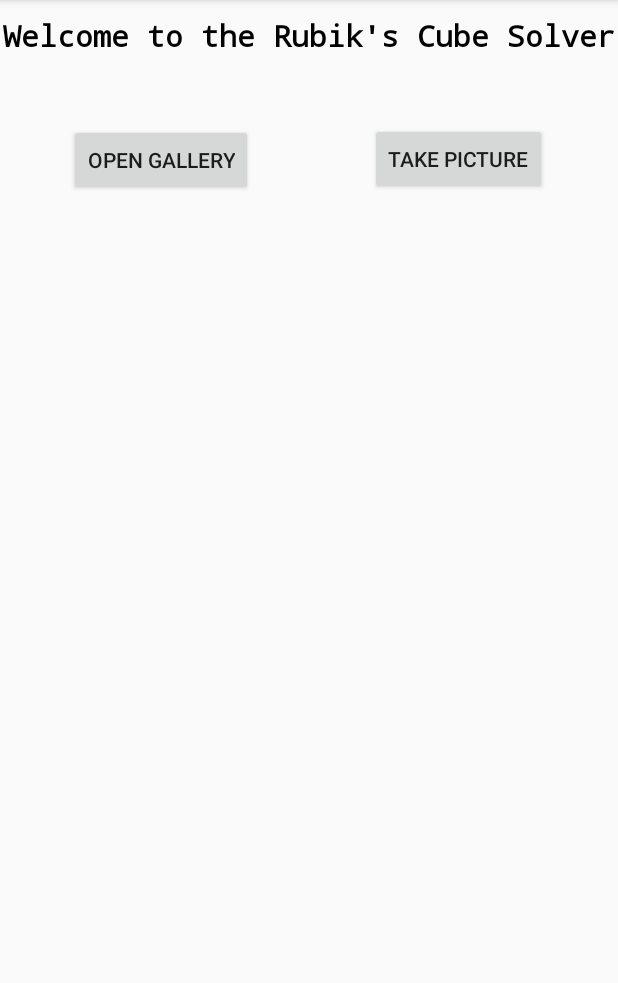
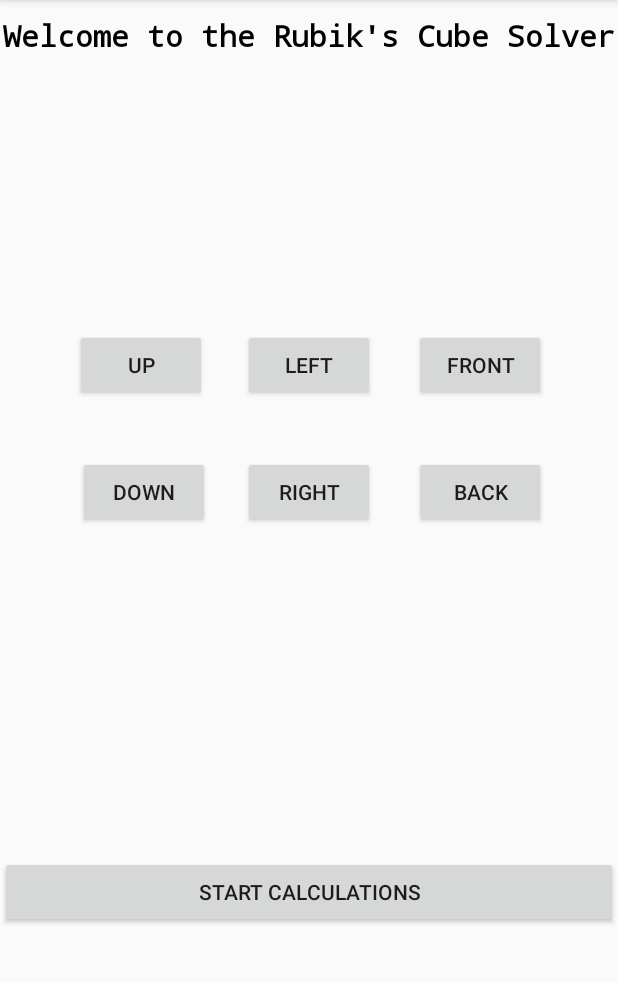
Before and after one commit to VisshaalS/RubixCube, an Android app: the screen it shows after launch (MainActivity), on a phone screen of 412 x 824 dp, the part 84-1067 px from its top. Run offline under Robolectric (Android 15) with nearby library versions, the phone set to English and light mode, and no system bars.

Commit message:
Added code and changed interface to make it 7 buttons instead of two. Also added code to make sure that each button functions and opens the gallery. Each URI is saved at the respective position of the image in the array.

```diff
--- a/app/src/main/java/com/example/solverino/MainActivity.java
+++ b/app/src/main/java/com/example/solverino/MainActivity.java
@@ -16,59 +16,150 @@ import android.widget.Toast;
 
 import java.io.File;
 import java.io.IOException;
+import java.sql.Array;
 import java.text.SimpleDateFormat;
 import java.util.Date;
 
 public class MainActivity extends AppCompatActivity implements View.OnClickListener {
-    Button bPic;
-    Button openGal;
-    ImageView imageResult;
+    Button start;
+    Button up;
+    Button down;
+    Button left;
+    Button right;
+    Button front;
+    Button back;
+
 
     // Variables used for picking an image from gallery
     public static final int PICK_IMAGE = 1;
-    private ImageView imageView;
+    private Uri[] uriArray = new Uri[6];
+
 
     @Override
     protected void onCreate(Bundle savedInstanceState) {
         super.onCreate(savedInstanceState);
         setContentView(R.layout.activity_main);
 
-        // init button to open the camera
-        bPic = findViewById(R.id.bPic);
-        bPic.setOnClickListener(this);
+        // init the button which will start the calculations
+        start = findViewById(R.id.start);
+        start.setOnClickListener(this);
 
-        imageResult = findViewById(R.id.imageResult);
+        // init button to select "up" image
+        up = findViewById(R.id.up);
+        up.setOnClickListener(this);
 
-        // init the button to open the gallery
-        openGal = findViewById(R.id.openGal);
-        openGal.setOnClickListener(this);
+        // init button to select "down" image
+        down = findViewById(R.id.down);
+        down.setOnClickListener(this);
 
+        // init button to select "left" image
+        left = findViewById(R.id.left);
+        left.setOnClickListener(this);
+
+        // init button to select "right" image
+        right = findViewById(R.id.right);
+        right.setOnClickListener(this);
+
+        // init button to select "front" image
+        front = findViewById(R.id.front);
+        front.setOnClickListener(this);
+
+        // init button to select "back" image
+        back = findViewById(R.id.back);
+        back.setOnClickListener(this);
     }
 
     @Override
     public void onClick(View v) {
         switch (v.getId()){
 
-            case R.id.bPic:
-                Toast.makeText(this, "You thought.", Toast.LENGTH_SHORT).show();
+            case R.id.start:
+
                 break;
 
-            case R.id.openGal:
+            case R.id.up:
                 Intent intent = new Intent();
                 intent.setType("image/*");
                 intent.setAction(Intent.ACTION_GET_CONTENT);
-                imageView = findViewById(R.id.imageResult);
                 startActivityForResult(intent, PICK_IMAGE);
                 break;
+            case R.id.down:
+                Intent intent1 = new Intent();
+                intent1.setType("image/*");
+                intent1.setAction(Intent.ACTION_GET_CONTENT);
+                startActivityForResult(intent1, PICK_IMAGE);
+                break;
+            case R.id.left:
+                Intent intent2 = new Intent();
+                intent2.setType("image/*");
+                intent2.setAction(Intent.ACTION_GET_CONTENT);
+                startActivityForResult(intent2, PICK_IMAGE);
+                break;
+            case R.id.right:
+                Intent intent3 = new Intent();
+                intent3.setType("image/*");
+                intent3.setAction(Intent.ACTION_GET_CONTENT);
+                startActivityForResult(intent3, PICK_IMAGE);
+                break;
+            case R.id.front:
+                Intent intent4 = new Intent();
+                intent4.setType("image/*");
+                intent4.setAction(Intent.ACTION_GET_CONTENT);
+                startActivityForResult(intent4, PICK_IMAGE);
+                break;
+            case R.id.back:
+                Intent intent5 = new Intent();
+                intent5.setType("image/*");
+                intent5.setAction(Intent.ACTION_GET_CONTENT);
+                startActivityForResult(intent5, PICK_IMAGE);
+                break;
+
         }
     }
 
     @Override
     public void onActivityResult(int requestCode, int resultCode, Intent data){
         super.onActivityResult(requestCode, resultCode, data);
-        if (requestCode == PICK_IMAGE){
-            Uri imageUri = data.getData();
-            imageView.setImageURI(imageUri);
+
+        switch (requestCode){
+
+            case 0:
+                if (requestCode == PICK_IMAGE){
+                    Uri imageUri = data.getData();
+                    uriArray[0] = imageUri;
+                }
+                break;
+            case 1:
+                if (requestCode == PICK_IMAGE){
+                    Uri imageUri = data.getData();
+                    uriArray[1] = imageUri;
+                }
+                break;
+            case 2:
+                if (requestCode == PICK_IMAGE){
+                    Uri imageUri = data.getData();
+                    uriArray[2] = imageUri;
+                }
+                break;
+            case 3:
+                if (requestCode == PICK_IMAGE){
+                    Uri imageUri = data.getData();
+                    uriArray[3] = imageUri;
+                }
+                break;
+            case 4:
+                if (requestCode == PICK_IMAGE){
+                    Uri imageUri = data.getData();
+                    uriArray[4] = imageUri;
+                }
+                break;
+            case 5:
+                if (requestCode == PICK_IMAGE){
+                    Uri imageUri = data.getData();
+                    uriArray[5] = imageUri;
+                }
+                break;
+
         }
     }
 
--- a/app/src/main/res/layout/activity_main.xml
+++ b/app/src/main/res/layout/activity_main.xml
@@ -34,34 +34,68 @@
             app:layout_constraintTop_toTopOf="parent" />
 
         <Button
-            android:id="@+id/bPic"
+            android:id="@+id/start"
+            android:layout_width="match_parent"
+            android:layout_height="wrap_content"
+            android:layout_alignParentStart="true"
+            android:layout_alignParentBottom="true"
+            android:layout_marginBottom="149dp"
+            android:text="@string/start" />
+
+        <Button
+            android:id="@+id/up"
             android:layout_width="wrap_content"
             android:layout_height="wrap_content"
+            android:layout_alignParentStart="true"
             android:layout_alignParentTop="true"
-            android:layout_alignParentEnd="true"
-            android:layout_marginTop="82dp"
-            android:layout_marginEnd="47dp"
-            android:text="@string/take_pic" />
+            android:layout_marginStart="50dp"
+            android:layout_marginTop="219dp"
+            android:text="@string/up" />
 
         <Button
-            android:id="@+id/openGal"
+            android:id="@+id/left"
             android:layout_width="wrap_content"
             android:layout_height="wrap_content"
-            android:layout_below="@+id/bPic"
-            android:layout_alignParentStart="true"
-            android:layout_marginStart="46dp"
-            android:layout_marginTop="-47dp"
-            android:text="@string/open_gal" />
+            android:layout_alignTop="@+id/up"
+            android:layout_centerHorizontal="true"
+            android:text="@string/left" />
+
+        <Button
+            android:id="@+id/front"
+            android:layout_width="wrap_content"
+            android:layout_height="wrap_content"
+            android:layout_alignTop="@+id/up"
+            android:layout_alignParentEnd="true"
+            android:layout_marginEnd="48dp"
+            android:text="@string/front" />
+
+        <Button
+            android:id="@+id/down"
+            android:layout_width="wrap_content"
+            android:layout_height="wrap_content"
+            android:layout_alignStart="@+id/up"
+            android:layout_alignParentTop="true"
+            android:layout_marginStart="2dp"
+            android:layout_marginTop="304dp"
+            android:text="@string/down" />
+
+        <Button
+            android:id="@+id/right"
+            android:layout_width="wrap_content"
+            android:layout_height="wrap_content"
+            android:layout_alignStart="@+id/left"
+            android:layout_alignTop="@+id/down"
+            android:text="@string/right" />
+
+        <Button
+            android:id="@+id/back"
+            android:layout_width="wrap_content"
+            android:layout_height="wrap_content"
+            android:layout_alignStart="@+id/front"
+            android:layout_alignTop="@+id/down"
+            android:text="@string/back" />
 
     </RelativeLayout>
 
 
-
-
-    <ImageView
-        android:id="@+id/imageResult"
-        android:layout_width="match_parent"
-        android:layout_height="match_parent"
-         />
-
 </RelativeLayout>
--- a/app/src/main/res/values/strings.xml
+++ b/app/src/main/res/values/strings.xml
@@ -1,6 +1,11 @@
 <resources>
     <string name="app_name">Solverino</string>
     <string name="welcome">Welcome to the Rubik\'s Cube Solver</string>
-    <string name="open_gal">Open Gallery</string>
-    <string name="take_pic">Take Picture</string>
+    <string name="start">Start Calculations</string>
+    <string name="up">Up</string>
+    <string name="down">Down</string>
+    <string name="left">Left</string>
+    <string name="right">Right</string>
+    <string name="front">Front</string>
+    <string name="back">Back</string>
 </resources>
```
